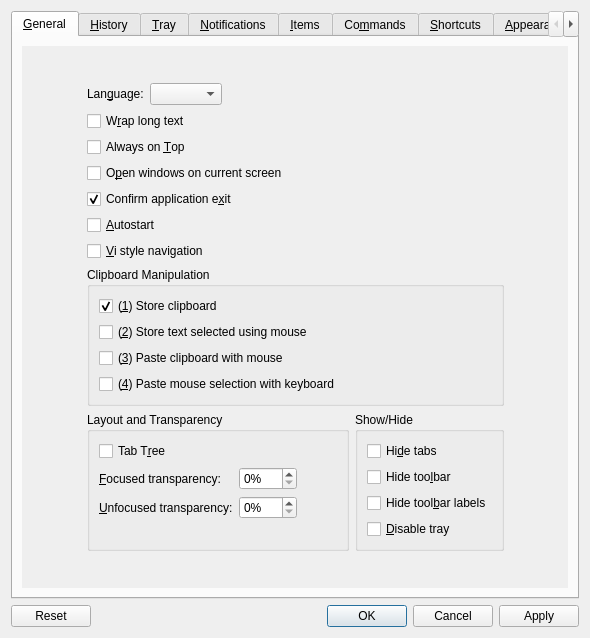
This is src/ui/configurationmanager.ui in hluk/CopyQ as Qt 5 draws it before an edit. The edited form follows.
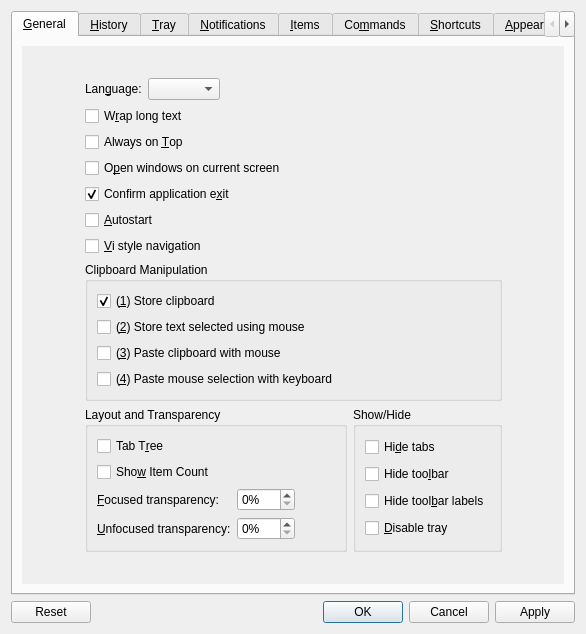
This is the edited form. Custom widgets are drawn as their Qt base class.

Commit message: Show item count after tab text

What changed in the file:
```diff
--- a/src/ui/configurationmanager.ui
+++ b/src/ui/configurationmanager.ui
@@ -6,8 +6,8 @@
    <rect>
     <x>0</x>
     <y>0</y>
-    <width>590</width>
-    <height>638</height>
+    <width>586</width>
+    <height>634</height>
    </rect>
   </property>
   <property name="minimumSize">
@@ -46,8 +46,8 @@
            <rect>
             <x>0</x>
             <y>0</y>
-            <width>562</width>
-            <height>554</height>
+            <width>558</width>
+            <height>550</height>
            </rect>
           </property>
           <layout class="QHBoxLayout" name="horizontalLayout_15">
@@ -254,7 +254,7 @@
                     </property>
                    </widget>
                   </item>
-                  <item row="2" column="0">
+                  <item row="3" column="0">
                    <widget class="QLabel" name="label_30">
                     <property name="text">
                      <string>&amp;Focused transparency:</string>
@@ -264,7 +264,7 @@
                     </property>
                    </widget>
                   </item>
-                  <item row="2" column="1">
+                  <item row="3" column="1">
                    <layout class="QHBoxLayout" name="horizontalLayout_12">
                     <item>
                      <widget class="QSpinBox" name="spinBoxTransparencyFocused">
@@ -296,7 +296,7 @@
                     </item>
                    </layout>
                   </item>
-                  <item row="3" column="0">
+                  <item row="4" column="0">
                    <widget class="QLabel" name="label_29">
                     <property name="text">
                      <string>&amp;Unfocused transparency:</string>
@@ -306,7 +306,7 @@
                     </property>
                    </widget>
                   </item>
-                  <item row="3" column="1">
+                  <item row="4" column="1">
                    <layout class="QHBoxLayout" name="horizontalLayout">
                     <item>
                      <widget class="QSpinBox" name="spinBoxTransparencyUnfocused">
@@ -338,6 +338,16 @@
                     </item>
                    </layout>
                   </item>
+                  <item row="2" column="0">
+                   <widget class="QCheckBox" name="checkBoxShowTabItemCount">
+                    <property name="toolTip">
+                     <string>Show number of items in tabs</string>
+                    </property>
+                    <property name="text">
+                     <string>Sho&amp;w Item Count</string>
+                    </property>
+                   </widget>
+                  </item>
                  </layout>
                 </widget>
                </item>
```
Left out of the diff: 13 changed lines with no effect on the pictures. The commit also changes 12 other files.
